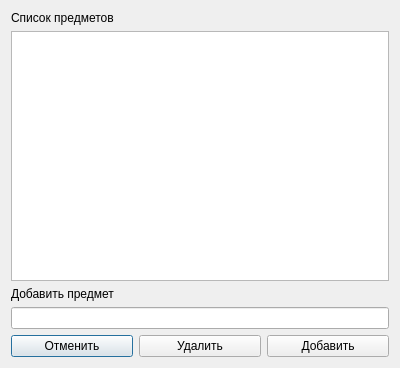
SHCHERBA92/Shcool_schedule, file Seccesfuly/Shcool_schedule/add_subject.ui: the form before one commit.
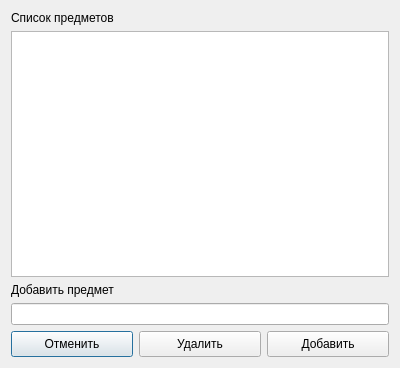
The form after the commit.

The edit to the form file:
```diff
--- a/Seccesfuly/Shcool_schedule/add_subject.ui
+++ b/Seccesfuly/Shcool_schedule/add_subject.ui
@@ -46,22 +46,40 @@
      </item>
      <item>
       <layout class="QHBoxLayout" name="horizontalLayout">
+       <property name="sizeConstraint">
+        <enum>QLayout::SetDefaultConstraint</enum>
+       </property>
        <item>
-        <widget class="QPushButton" name="pushButton_3">
+        <widget class="QPushButton" name="pushButtonCancel">
+         <property name="styleSheet">
+          <string notr="true">#pushButtonCancel {
+padding: 5px;
+}</string>
+         </property>
          <property name="text">
           <string>Отменить</string>
          </property>
         </widget>
        </item>
        <item>
-        <widget class="QPushButton" name="pushButton">
+        <widget class="QPushButton" name="pushButtonDelete">
+         <property name="styleSheet">
+          <string notr="true">#pushButtonDelete {
+padding: 5px;
+}</string>
+         </property>
          <property name="text">
           <string>Удалить</string>
          </property>
         </widget>
        </item>
        <item>
-        <widget class="QPushButton" name="pushButton_2">
+        <widget class="QPushButton" name="pushButtonAdd">
+         <property name="styleSheet">
+          <string notr="true">#pushButtonAdd {
+padding: 5px;
+}</string>
+         </property>
          <property name="text">
           <string>Добавить</string>
          </property>
```
Left out of the diff: 8 changed lines with no effect on the pictures.
